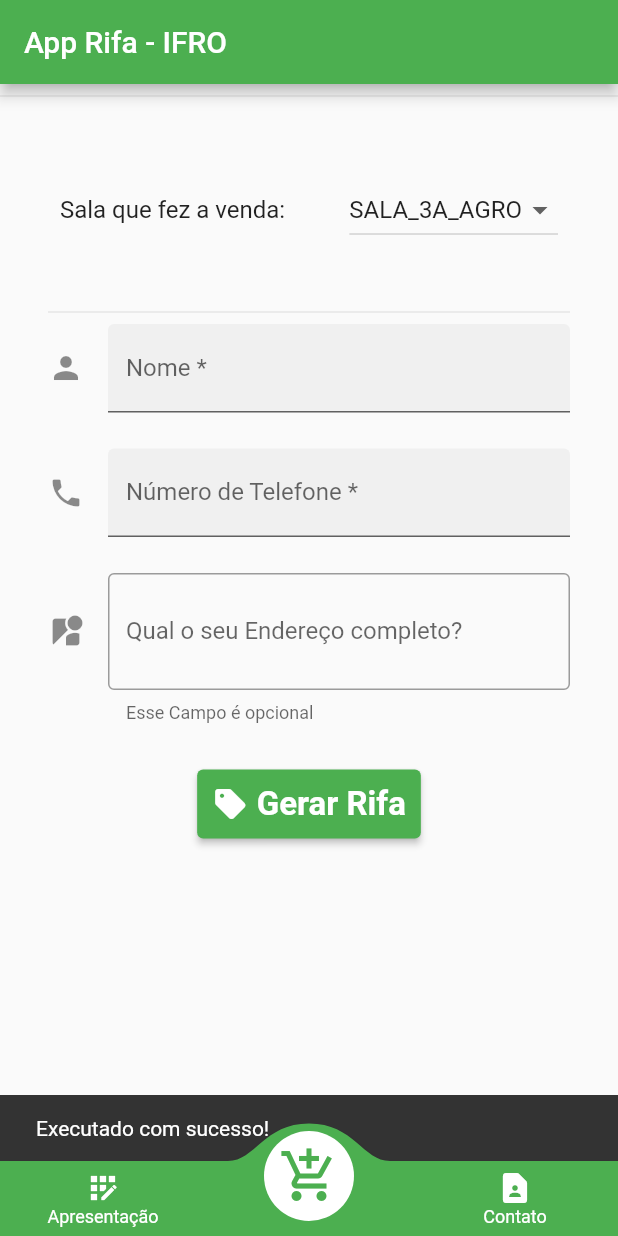
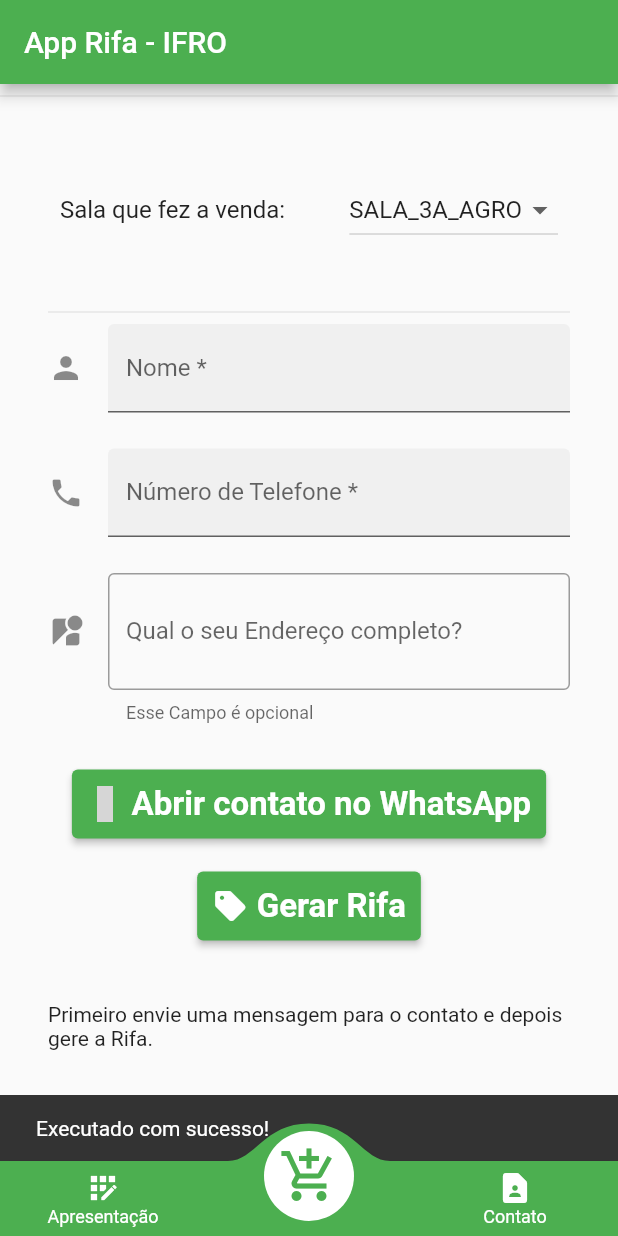
Before and after one commit to andreyquadros/app-rifa, a Flutter app: the screen it shows after launch, item 2 of the bottom bar chosen, after a tap on "Gerar Rifa", on a phone screen of 412 x 824 dp. Run offline on Flutter 3.47's test engine with Material 2 defaults, Android fonts, the phone set to English and light mode, and no system bars; drawn by our look-alikes of convex_bottom_bar; our stand-ins replace auto_size_text, cloud_firestore, firebase_core, google_fonts, open_file, webview_flutter; missing offline and left inert: flutter_share_me, whatsapp_share2; accounts and stored records are empty; generated files the repository leaves out were written again; statements that could not run were skipped; grey boxes are pictures that could not be loaded.

Commit message:
3.0 - Melhorias, correção de bugs, totalmente funcional, versão final - antes da aprovação (Geração de PDF e Compartilhamento nos Recentes do WhatsApp)

```diff
--- a/lib/main.dart
+++ b/lib/main.dart
@@ -2,6 +2,7 @@ import 'package:cloud_firestore/cloud_firestore.dart';
 import 'package:firebase_core/firebase_core.dart';
 import 'package:flutter/material.dart';
 import 'package:rifa_flutter/view/screens/home_screen.dart';
+import 'package:rifa_flutter/view/screens/webview_screen.dart';
 import 'package:rifa_flutter/view/widgets/contato.dart';
 import 'package:rifa_flutter/view/widgets/intro.dart';
 import 'package:rifa_flutter/view/widgets/rifa.dart';
@@ -22,5 +23,8 @@ void main() async {
         '/intro': (_) => IntroWidget(),
         '/rifa': (_) => RifaWidget(),
         '/contato': (_) => ContatoWidget(),
+        WebViewScreen.routeName: (context) => WebViewScreen(),
+
+
       }));
 }
--- a/lib/view/screens/home_screen.dart
+++ b/lib/view/screens/home_screen.dart
@@ -35,9 +35,9 @@ class _HomeScreenState extends State<HomeScreen> {
           title: Text("App Rifa - IFRO"),
         ),
         body: Column(
-          children: [
-            const Divider(),
-            const Expanded(
+          children: const [
+            Divider(),
+            Expanded(
               child: TabBarView(
                 children: [
                   IntroWidget(),
--- a/lib/view/widgets/rifa.dart
+++ b/lib/view/widgets/rifa.dart
@@ -3,19 +3,32 @@ import 'package:convex_bottom_bar/convex_bottom_bar.dart';
 import 'package:firebase_core/firebase_core.dart';
 import 'package:flutter/material.dart';
 import 'package:flutter/services.dart';
+import 'package:flutter_share_me/flutter_share_me.dart';
+import 'package:open_file/open_file.dart';
 import 'package:path_provider/path_provider.dart';
 import 'package:rifa_flutter/model/VendedoresMock.dart';
 import 'package:rifa_flutter/model/class/Comprador.dart';
 import 'dart:io';
 import 'package:google_fonts/google_fonts.dart';
+import 'package:rifa_flutter/view/screens/webview_screen.dart';
+import 'package:url_launcher/url_launcher.dart';
 import 'package:whatsapp_share2/whatsapp_share2.dart';
 
 import 'package:pdf/widgets.dart' as pw;
 
 import '../../firebase_options.dart';
+import '../../view_model/ScreenArguments.dart';
+
+enum Share {
+  whatsapp,
+  whatsapp_personal,
+  whatsapp_business,
+}
 
 class RifaWidget extends StatefulWidget {
   const RifaWidget({Key? key}) : super(key: key);
+
+
 
   @override
   State<RifaWidget> createState() => _RifaWidgetState();
@@ -23,6 +36,16 @@ class RifaWidget extends StatefulWidget {
 
 class _RifaWidgetState extends State<RifaWidget> {
   @override
+
+  // Future<void> _abrirURL(String telefone) async {
+  //   print('O telefone é: ${telefone}');
+  //   final Uri _url = Uri.parse('https://wa.me/+5569${telefone}');
+  //   print(_url);
+  //
+  //   if (!await launchUrl(_url)) {
+  //     throw 'Não pode inicializar $_url';
+  //   }
+  // }
 
   String? _nome;
   String? _telefone;
@@ -35,6 +58,13 @@ class _RifaWidgetState extends State<RifaWidget> {
   TextEditingController _nomeController = TextEditingController();
   TextEditingController _telefoneController = TextEditingController();
   TextEditingController _enderecoController = TextEditingController();
+
+
+  void _limparControladores(){
+    _nomeController.clear();
+    _telefoneController.clear();
+    _enderecoController.clear();
+  }
 
 
 
@@ -96,36 +126,63 @@ class _RifaWidgetState extends State<RifaWidget> {
     //     ),
     //   ),
     // );
-      final output = await getApplicationDocumentsDirectory();
-      final file = File('${output.path}/rifa-${doc}.pdf');
+      final output = await getExternalStorageDirectory();
+      final file = File('${output?.path}/rifa-${doc}.pdf');
       await file.writeAsBytes(await pdf.save());
-      print(output.path);
+      print(output?.path);
       print('PDF SALVO COM SUCESSO!');
-      enviarWhatsApp(file, output, telefone);
-      print('COMPARTILHADO NO WHATSAPP SUCESSO!');
+      if (output != null) {
+        await OpenFile.open('${output?.path}/rifa-${doc}.pdf');
+      }
+      //await enviarWhatsApp(file, output, telefone);
+      print('PDF ABERTO COM SUCESSO!!');
+    _limparControladores();
 
   }
+  // Future<void> enviarWhatsApp(Share share) async {
+  //   String msg =
+  //       'Flutter share is great!!\n Check out full example at https://pub.dev/packages/flutter_share_me';
+  //   String url = 'https://pub.dev/packages/flutter_share_me';
+  //   String? response;
+  //   final FlutterShareMe flutterShareMe = FlutterShareMe();
+  //   switch (share) {
+  //     case Share.whatsapp_business:
+  //       response = await flutterShareMe.shareToWhatsApp4Biz(
+  //           msg: msg);
+  //       break;
+  //     case Share.whatsapp_personal:
+  //       await _abrirURL(_telefoneController.text);
+  //       break;
+  //
+  //   }
+  //
+  //
+  // }
 
-  Future<void> enviarWhatsApp(File file, Directory output, String telefone) async {
-    Future<void> isInstalled() async {
-      final val = await WhatsappShare.isInstalled(
-          package: Package.whatsapp
-      );
-      print('Whatsapp está instalado: $val');
-      await WhatsappShare.shareFile(
-        phone: telefone,
-        filePath: [file.toString()],
-      );
-    }
+  // Future<void> enviarWhatsApp(File file, Directory output, String telefone) async {
+  //
+  //   Future<void> isInstalled() async {
+  //     final val = await WhatsappShare.isInstalled(
+  //         package: Package.businessWhatsapp
+  //     );
+  //
+  //     print('Whatsapp está instalado: $val');
+  //     await WhatsappShare.shareFile(
+  //       phone: telefone,
+  //       filePath: [file.toString()],
+  //     );
+  //   }
+  //   await isInstalled();
+  //
+  // }
 
-  }
-
-  // Future<void> lerPDF() async {
+  // Future<void> lerPDF(String doc) async {
   //   try {
-  //     final directory = await getApplicationDocumentsDirectory();
-  //     final file = File('${directory.path}/text_file.txt');
+  //     final directory = await getExternalStorageDirectory();
+  //     final file = File('${directory!.path}/rifa-${doc}.pdf');
+  //     print('cosneguiu ler');
   //   } catch (e) {
-  //     print('exception');
+  //     print('não leu');
   //   }
   // }
 
@@ -147,7 +204,22 @@ class _RifaWidgetState extends State<RifaWidget> {
     );
   }
 
+  _launchWhatsapp(String telefone, String comprador) async {
+    var whatsapp_number = "+556${telefone}";
+    var whatsappAndroid =Uri.parse("whatsapp://send?phone=$whatsapp_number&text=Olá, ${comprador}! Tudo bem?! Vou enviar seu comprovante de compra de rifa! Obrigado por ajudar o IFRO Campus Ariquemes!");
+    if (await canLaunchUrl(whatsappAndroid)) {
+      await launchUrl(whatsappAndroid);
+    } else {
+      ScaffoldMessenger.of(context).showSnackBar(
+        const SnackBar(
+          content: Text("WhatsApp não está instalado!"),
+        ),
+      );
+    }
+  }
+
   Widget build(BuildContext context) {
+
     return SingleChildScrollView(
       child: SafeArea(
         child: Padding(
@@ -214,20 +286,24 @@ class _RifaWidgetState extends State<RifaWidget> {
                       textStyle: TextStyle(
                           fontSize: 22,
                           fontWeight: FontWeight.bold)),
+                  onPressed: () async {
+                    _launchWhatsapp(_telefoneController.text, _nomeController.text);
+                    },
+                    icon: Icon(Icons.whatsapp),
+                  label: Text('Abrir contato no WhatsApp')),
+              const SizedBox(height: 20.0),
+              ElevatedButton.icon(
+                  style: ElevatedButton.styleFrom(
+                      primary: Colors.green,
+                      padding: EdgeInsets.symmetric(horizontal: 10, vertical: 10),
+                      textStyle: TextStyle(
+                          fontSize: 22,
+                          fontWeight: FontWeight.bold)),
                   onPressed: (){ _salvarFirebase();},
                   icon: Icon(Icons.sell),
                   label: Text('Gerar Rifa',)),
-              const SizedBox(height: 20.0),
-              // ElevatedButton.icon(
-              //     style: ElevatedButton.styleFrom(
-              //         primary: Colors.green,
-              //         padding: EdgeInsets.symmetric(horizontal: 10, vertical: 10),
-              //         textStyle: TextStyle(
-              //             fontSize: 22,
-              //             fontWeight: FontWeight.bold)),
-              //     onPressed: () {},
-              //     icon: Icon(Icons.whatsapp),
-              //     label: Text('Enviar WhatsApp')),
+              const SizedBox(height: 40.0),
+              Text('Primeiro envie uma mensagem para o contato e depois gere a Rifa.')
             ],
           ),
         ),
--- /dev/null
+++ b/lib/view_model/ScreenArguments.dart
@@ -0,0 +1,5 @@
+class ScreenArguments {
+  String telefone;
+
+  ScreenArguments({required this.telefone});
+}
--- a/pubspec.yaml
+++ b/pubspec.yaml
@@ -43,6 +43,9 @@ dependencies:
   google_fonts: ^3.0.1
   whatsapp_share2: ^2.0.2
   url_launcher: ^6.1.5
+  open_file: ^3.2.1
+  flutter_share_me: ^1.3.0
+  webview_flutter: ^3.0.4
 
 
 dev_dependencies:
```
Also changed, not shown: lib/view/screens/webview_screen.dart (added, +89 -0 lines), lib/view/widgets/contato.dart (+15 -1 lines), lib/view_model/ExtractArguments.dart (added, +17 -0 lines), pubspec.lock, 4 other files.
